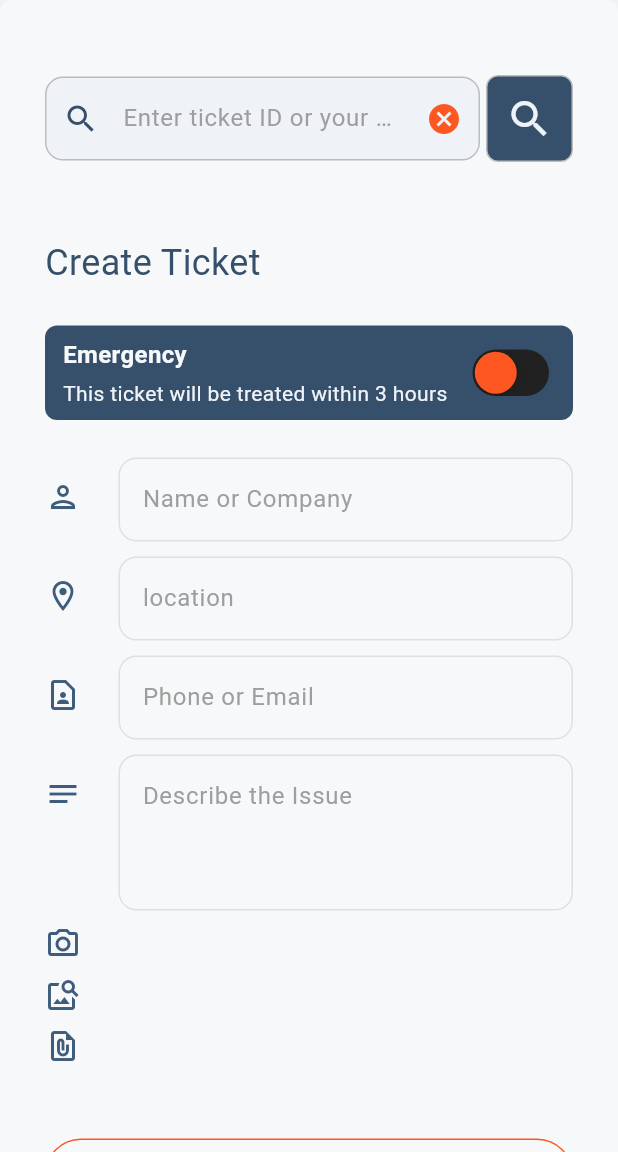
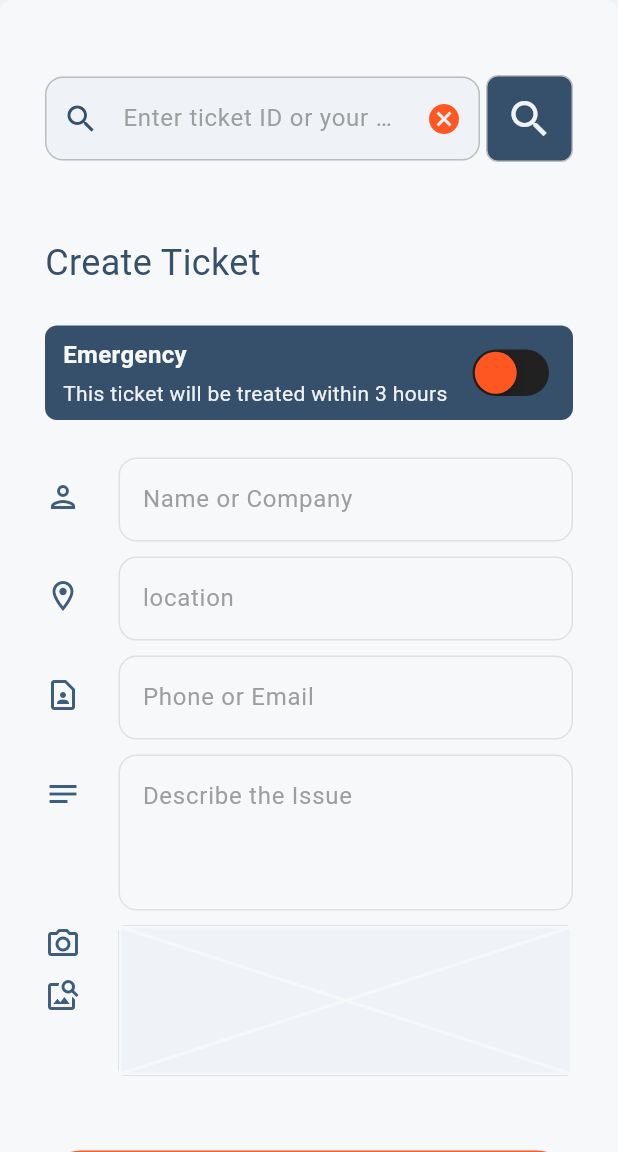
Before and after one commit to Antoine-Ringnyu/techshop, a Flutter app: the screen it shows after launch, on a phone screen of 412 x 824 dp, the part 84-1236 px from its top. Run offline on Flutter 3.47's test engine with Material 3 defaults, Android fonts, the light colour scheme and no system bars; our stand-ins replace file_picker, image_picker, supabase_flutter; accounts and stored records are empty.

Commit message:
image upload is final now and it is working

```diff
--- a/lib/features/ticket/presentation/pages/create_ticket.dart
+++ b/lib/features/ticket/presentation/pages/create_ticket.dart
@@ -1,5 +1,5 @@
 import 'dart:io';
-
+import 'dart:typed_data';
 import 'package:file_picker/file_picker.dart';
 import 'package:flutter/cupertino.dart';
 import 'package:flutter/material.dart';
@@ -42,9 +42,6 @@ class _CreateTicketState extends State<CreateTicket> {
   // List to store images
   List<File?> _images = [];
 
-  //file picker
-  File? _file;
-
   // Function to pick image
   Future pickImage(ImageSource source) async {
     final ImagePicker picker = ImagePicker();
@@ -82,64 +79,25 @@ class _CreateTicketState extends State<CreateTicket> {
     await pickImage(ImageSource.camera);
   }
 
-  //.............................................................................................................
-  // Function to pick any file
-  Future pickFile() async {
-    FilePickerResult? result = await FilePicker.platform.pickFiles();
+  //..........................................................................................
 
-    if (result != null) {
-      File file = File(result.files.single.path!);
-      setState(() {
-        _file = file;
-      });
-    }
-  }
-
-  // //upload
-  // Future uploadImage() async {
-  //   if (_images == null) return;
-
-  //   //generate a unique file path
-  //   final fileName = DateTime.now().millisecondsSinceEpoch.toString();
-  //   final path = 'uploads/$fileName';
-
-  //   //upload the image to supabase storage
-  //   await Supabase.instance.client.storage
-  //       //to this bucket
-  //       .from('attachments')
-  //       .upload(path, _images)
-  //       .then(
-  //         (value) => ScaffoldMessenger.of(context).showSnackBar(
-  //             const SnackBar(content: Text("Image upload successful!"))),
-  //       );
-  // }
-
-  //function to upload images and files to supabase
   Future uploadFiles() async {
     try {
       final storage = Supabase.instance.client.storage;
 
-      // Upload each image
+      // Upload images
       for (var i = 0; i < _images.length; i++) {
-        final file = _images[i];
+        final image = _images[i];
         final fileName =
             'attachments/${DateTime.now().millisecondsSinceEpoch}_image$i.jpg';
-
-        await storage.from('attachments').upload(fileName, file!);
-        //to do handle respons and errors
+        await storage.from('attachments').upload(fileName, image!).then(
+              (value) => ScaffoldMessenger.of(context).showSnackBar(
+                const SnackBar(
+                  content: Text("Image upload successful!"),
+                ),
+              ),
+            );
       }
-
-      /*
-      // Upload the file if it exists
-      if (_file != null) {
-        final fileName =
-            'files/${DateTime.now().millisecondsSinceEpoch}_file.${_file!.path.split('.').last}';
-
-        await storage.from('attachments').upload(fileName, _file!);
-        //to do.. handles errors and respons
-      }
-
-      */
     } catch (e) {
       print("Error: $e");
     }
@@ -411,13 +369,6 @@ class _CreateTicketState extends State<CreateTicket> {
                       const SizedBox(
                         height: 10,
                       ),
-                      GestureDetector(
-                        onTap: pickFile,
-                        child: Icon(
-                          Icons.file_present_outlined,
-                          color: Theme.of(context).colorScheme.primary,
-                        ),
-                      ),
                     ],
                   ),
                   const SizedBox(
@@ -428,7 +379,9 @@ class _CreateTicketState extends State<CreateTicket> {
                     crossAxisAlignment: CrossAxisAlignment.start,
                     children: [
                       // If _imageFile is not null, show the image
-                      Row(
+
+                      _images.isNotEmpty
+                          ? Row(
                               children: [
                                 // Show each image in the list
                                 for (int i = 0; i < _images.length; i++)
@@ -458,53 +411,23 @@ class _CreateTicketState extends State<CreateTicket> {
                                     ),
                                   ),
                               ],
+                            )
+                          : Container(
+                            width: double.infinity,
+                            height: 100,
+
+                            decoration: BoxDecoration(
+                              color: Theme.of(context).colorScheme.surface,
+                              border: Border.all(
+                                color: Colors.grey[500]!
                               ),
-
-                      // If _file is not null, show the file name
-                      // if (_file != null)
-                      //   const SizedBox(
-                      //     height: 10,
-                      //   ),
-                      // Container(
-                      //   width: double.infinity,
-                      //   padding: const EdgeInsets.symmetric(
-                      //       horizontal: 16, vertical: 8),
-                      //   decoration: BoxDecoration(
-                      //     color: Theme.of(context).colorScheme.primary,
-                      //     borderRadius: BorderRadius.circular(24),
-                      //   ),
-                      //   child: RichText(
-                      //     text: TextSpan(
-                      //       children: [
-                      //         TextSpan(
-                      //           text: "File :   ",
-                      //           style: TextStyle(
-                      //             color: Theme.of(context)
-                      //                 .colorScheme
-                      //                 .inversePrimary,
-                      //             fontWeight: FontWeight
-                      //                 .bold, // You can add any style you want here
-                      //           ),
-                      //         ),
-                      //         TextSpan(
-                      //           text: _file!.path.split('/').last,
-                      //           style: TextStyle(
-                      //             color: Theme.of(context).colorScheme.surface,
-                      //             fontStyle: FontStyle
-                      //                 .italic, // You can style this part differently
-                      //           ),
-                      //         ),
-                      //       ],
-                      //     ),
-                      //   ),
-                      // ),
-
-                      // If neither is selected, show the default icon
-
-                      // if (_images == null && _file == null)
-                      //   const Text(
-                      //     "Select an attachment",
-                      //   ),
+                              borderRadius: BorderRadius.circular(4.0)
+                            ),
+                              child: Placeholder(
+                                color: Theme.of(context).colorScheme.inversePrimary,
+                                strokeWidth: 2.0,
+                              ),
+                            )
                     ],
                   ))
                 ],
--- a/lib/main.dart
+++ b/lib/main.dart
@@ -8,11 +8,11 @@
 
   await Supabase.initialize(
     url: 'https://umgzzpnqujelaourohip.supabase.co',
-    anonKey: 'eyJhbGciOiJIUzI1NiIsInR5cCI6IkpXVCJ9.eyJpc3MiOiJzdXBhYmFzZSIsInJlZiI6InVtZ3p6cG5xdWplbGFvdXJvaGlwIiwicm9sZSI6ImFub24iLCJpYXQiOjE3MzI4NzY4NDAsImV4cCI6MjA0ODQ1Mjg0MH0.7kYTHmhN6xuFhcuuWSQtxoaQ30xQc89malpIoQT9HFU',
+    anonKey:
+        'eyJhbGciOiJIUzI1NiIsInR5cCI6IkpXVCJ9.eyJpc3MiOiJzdXBhYmFzZSIsInJlZiI6InVtZ3p6cG5xdWplbGFvdXJvaGlwIiwicm9sZSI6ImFub24iLCJpYXQiOjE3MzI4NzY4NDAsImV4cCI6MjA0ODQ1Mjg0MH0.7kYTHmhN6xuFhcuuWSQtxoaQ30xQc89malpIoQT9HFU',
   );
   runApp(const MyApp());
 }
-
 
 class MyApp extends StatelessWidget {
   const MyApp({super.key});
@@ -21,7 +21,7 @@
   Widget build(BuildContext context) {
     return MaterialApp(
       debugShowCheckedModeBanner: false,
-        theme: lightMode,
+      theme: lightMode,
       title: 'TechRx',
       home: const AuthGate(),
     );
```
Lines whose indentation alone changed are shown as unchanged.
